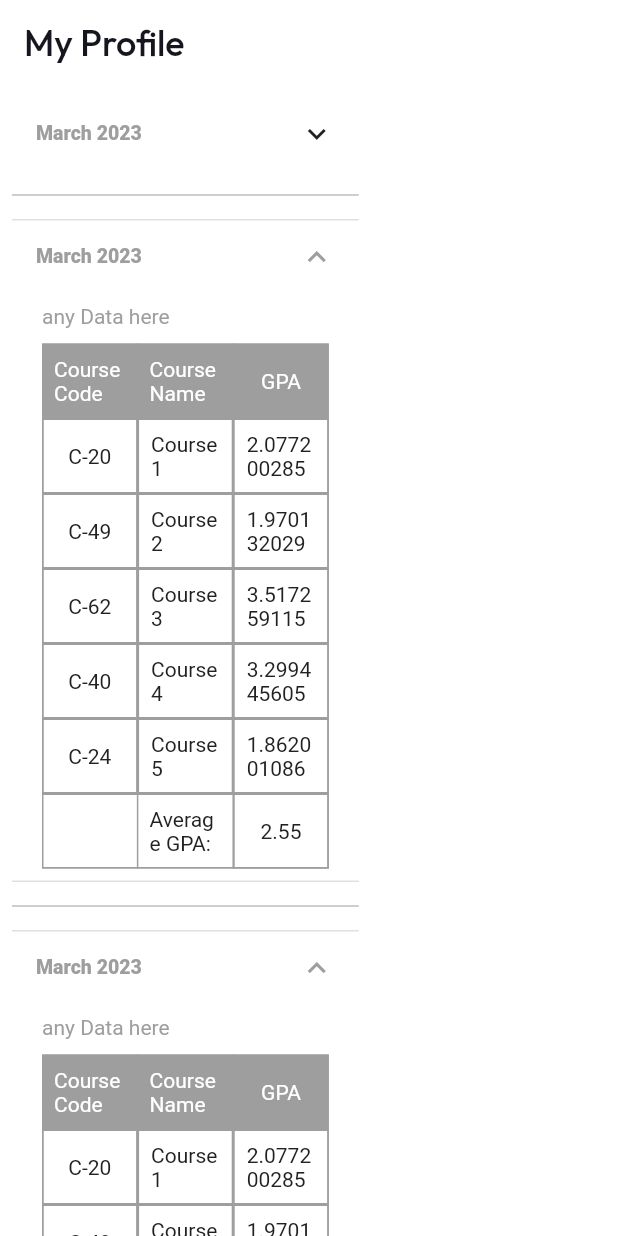
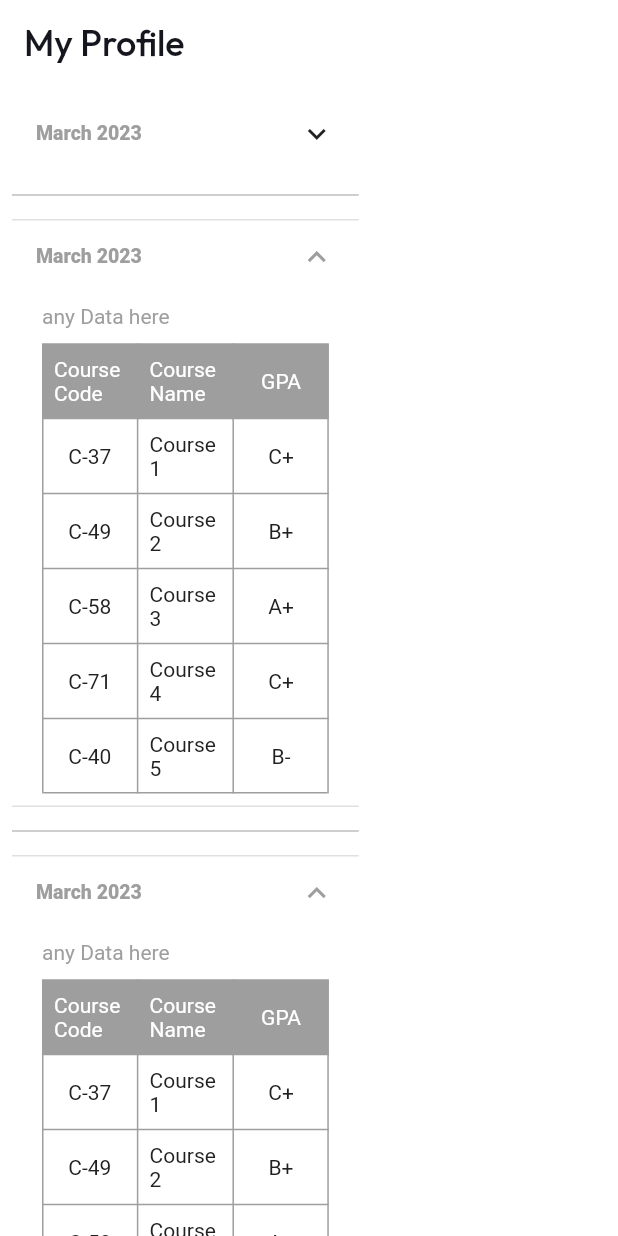
Before and after one commit to dev-ahmedemadeldein/advisingplatform, a Flutter app: the screen it shows once a user with an empty profile is signed in, after a tap on "March 2023", on a phone screen of 412 x 824 dp. Run offline on Flutter 3.47's test engine with Material 3 defaults, Android fonts, the light colour scheme and no system bars; our stand-ins replace auto_size_text, cached_network_image, cloud_firestore, equatable, firebase_auth, firebase_core and 13 more; missing offline and left inert: json_path, mime_type; accounts and stored records are empty.

Commit message:
student profile

```diff
--- a/lib/pages/student_profile/widgets/semester_courses_table.dart
+++ b/lib/pages/student_profile/widgets/semester_courses_table.dart
@@ -6,15 +6,15 @@ import 'package:flutter/material.dart';
 class Course {
   final String courseCode;
   final String courseName;
-  final double gpa;
+  final String gpa;
 
   Course({required this.courseCode, required this.courseName, required this.gpa});
 }
 
-class SimesterCoursesTable extends StatelessWidget {
+class MyTable extends StatelessWidget {
   final List<Course> courses;
 
-  SimesterCoursesTable({required this.courses});
+  MyTable({required this.courses});
 
   @override
   Widget build(BuildContext context) {
@@ -23,7 +23,6 @@ class SimesterCoursesTable extends StatelessWidget {
       children: [
         buildTableHeaderRow(),
         ...buildTableRows(),
-        buildAverageGPARow(),
       ],
     );
   }
@@ -44,35 +43,10 @@ class SimesterCoursesTable extends StatelessWidget {
         children: [
           buildTableCell(course.courseCode),
           buildTableCell(course.courseName),
-          buildTableCell(course.gpa.toString()),
+          buildTableCell(course.gpa),
         ],
       );
     }).toList();
-  }
-
-  TableRow buildAverageGPARow() {
-    final averageGPA = calculateAverageGPA();
-
-    return TableRow(
-      decoration: BoxDecoration(
-        border: Border(
-          top: BorderSide(color: Colors.grey),
-          bottom: BorderSide(color: Colors.grey),
-        ),
-      ),
-      children: [
-        buildTableCell('', hasBorder: false),
-        buildTableCell('Average GPA:', hasBorder: false),
-        buildTableCell(averageGPA.toStringAsFixed(2), hasBorder: true),
-      ],
-    );
-  }
-
-  double calculateAverageGPA() {
-    if (courses.isEmpty) return 0.0;
-
-    final totalGPA = courses.map((course) => course.gpa).reduce((a, b) => a + b);
-    return totalGPA / courses.length;
   }
 
   Widget buildTableHeaderCell(String text) {
@@ -89,13 +63,10 @@ class SimesterCoursesTable extends StatelessWidget {
     );
   }
 
-  Widget buildTableCell(String text, {bool hasBorder = true}) {
+  Widget buildTableCell(String text) {
     return Container(
       height: 50,
       padding: EdgeInsets.all(8.0),
-      decoration: BoxDecoration(
-        border: hasBorder ? Border.all(color: Colors.grey) : null,
-      ),
       child: Center(
         child: Text(text,style: TextStyle(color: Colors.grey.shade900),),
       ),
@@ -103,15 +74,19 @@ class SimesterCoursesTable extends StatelessWidget {
   }
 }
 
+
+final List<String> gpaList = ['A+', 'A-', 'B+', 'B-', 'C+', 'C-'];
+
 List<Course> generateRandomCourses(int count) {
   final random = Random();
   final List<Course> courses = [];
 
   for (int i = 0; i < count; i++) {
+    final gpaIndex = random.nextInt(gpaList.length);
     final course = Course(
       courseCode: 'C-${random.nextInt(100)}',
       courseName: 'Course ${i + 1}',
-      gpa: (random.nextDouble() * 4.0).toDouble(),
+      gpa: gpaList[gpaIndex],
     );
     courses.add(course);
   }
--- a/lib/pages/student_profile/widgets/student_profile_body.dart
+++ b/lib/pages/student_profile/widgets/student_profile_body.dart
@@ -80,7 +80,7 @@ class _CourseItemState extends State<CourseItem> with AutomaticKeepAliveClientMi
                       style: TextStyle(color: Colors.grey),
                     ),
                     SizedBox(height: 10,),
-                    SimesterCoursesTable(courses: courses)
+                    MyTable(courses: courses)
                   ],
                 ),
               ))
```
